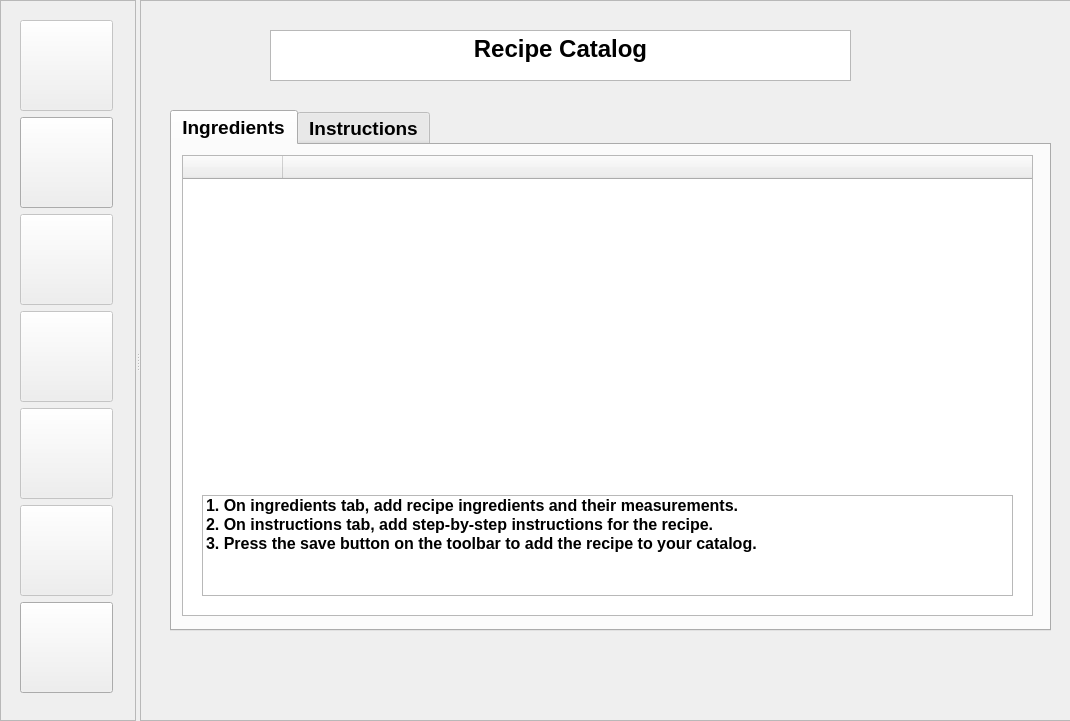
Old version of the form mainwindow.ui in the repository warren-devon93/cs361_main.
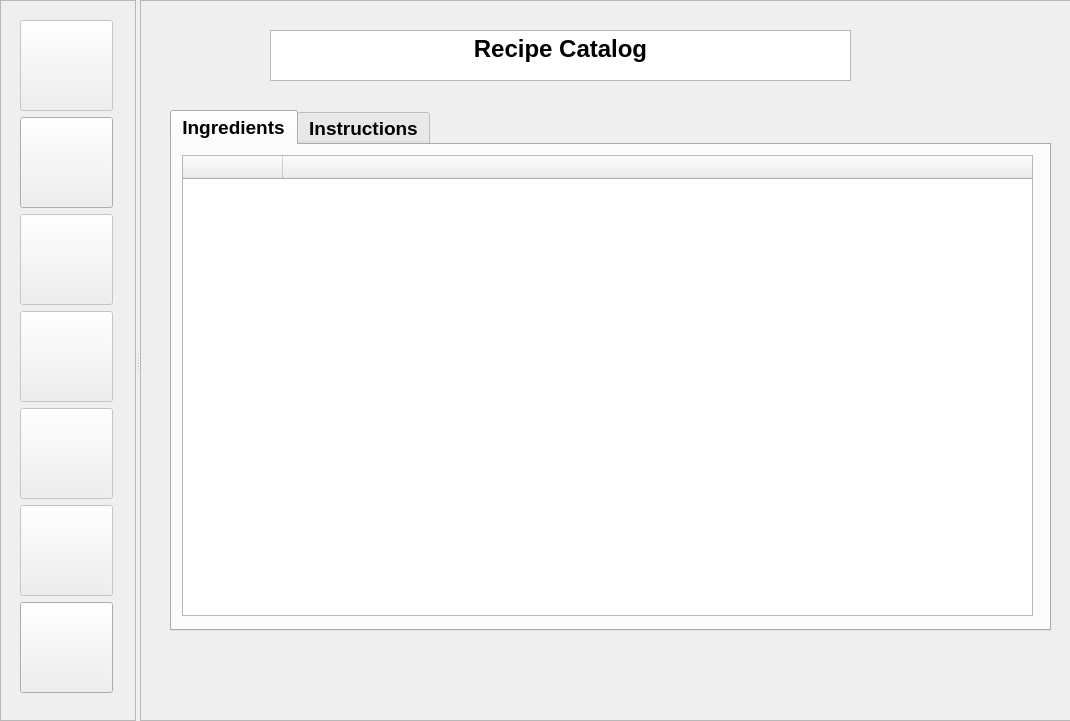
New version of the form. The open tabs and pages were chosen to show the change. Icons and pictures are not drawn.

Patch:
```diff
--- a/mainwindow.ui
+++ b/mainwindow.ui
@@ -505,71 +505,6 @@
            </property>
           </column>
          </widget>
-         <widget class="QStackedWidget" name="stackedWidget">
-          <property name="geometry">
-           <rect>
-            <x>20</x>
-            <y>340</y>
-            <width>831</width>
-            <height>121</height>
-           </rect>
-          </property>
-          <property name="currentIndex">
-           <number>0</number>
-          </property>
-          <widget class="QWidget" name="blankPage"/>
-          <widget class="QWidget" name="guidePage">
-           <widget class="QListWidget" name="listWidget">
-            <property name="geometry">
-             <rect>
-              <x>10</x>
-              <y>10</y>
-              <width>811</width>
-              <height>101</height>
-             </rect>
-            </property>
-            <property name="spacing">
-             <number>3</number>
-            </property>
-            <property name="itemAlignment">
-             <set>Qt::AlignmentFlag::AlignCenter</set>
-            </property>
-            <item>
-             <property name="text">
-              <string>1. On ingredients tab, add recipe ingredients and their measurements.</string>
-             </property>
-             <property name="font">
-              <font>
-               <pointsize>12</pointsize>
-               <bold>true</bold>
-              </font>
-             </property>
-            </item>
-            <item>
-             <property name="text">
-              <string>2. On instructions tab, add step-by-step instructions for the recipe.</string>
-             </property>
-             <property name="font">
-              <font>
-               <pointsize>12</pointsize>
-               <bold>true</bold>
-              </font>
-             </property>
-            </item>
-            <item>
-             <property name="text">
-              <string>3. Press the save button on the toolbar to add the recipe to your catalog.</string>
-             </property>
-             <property name="font">
-              <font>
-               <pointsize>12</pointsize>
-               <bold>true</bold>
-              </font>
-             </property>
-            </item>
-           </widget>
-          </widget>
-         </widget>
         </widget>
         <widget class="QWidget" name="instructionsTab">
          <attribute name="title">
@@ -596,13 +531,13 @@
            </property>
           </column>
          </widget>
-         <widget class="QStackedWidget" name="stackedWidget_2">
+         <widget class="QStackedWidget" name="stackedWidget">
           <property name="geometry">
            <rect>
             <x>20</x>
-            <y>340</y>
+            <y>290</y>
             <width>831</width>
-            <height>121</height>
+            <height>171</height>
            </rect>
           </property>
           <property name="currentIndex">
```
Left out of the diff: 58 changed lines with no effect on the pictures.
